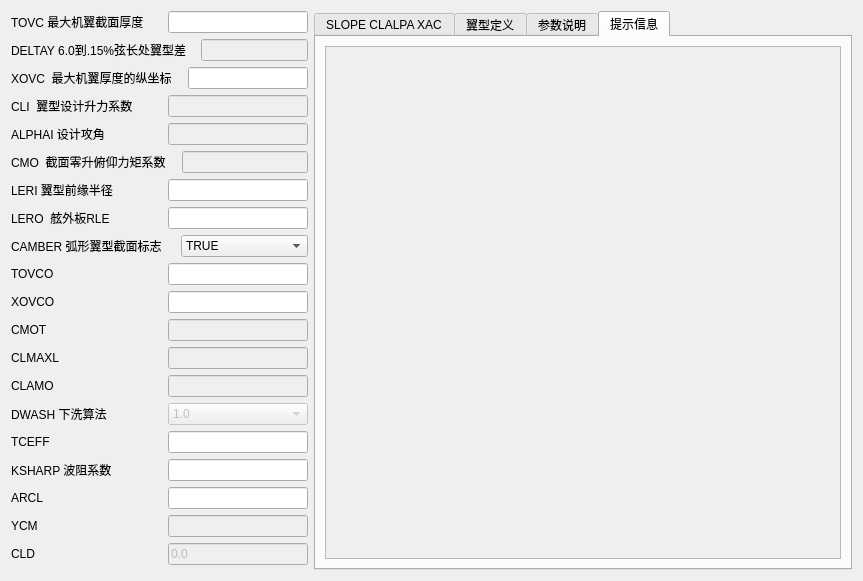
Before: the Qt Designer form PyDatcomLab/GUIs/PlaneConfiguration/VFSCHR.ui in darkspring2015/PyDatcomLab, drawn with Qt 5.
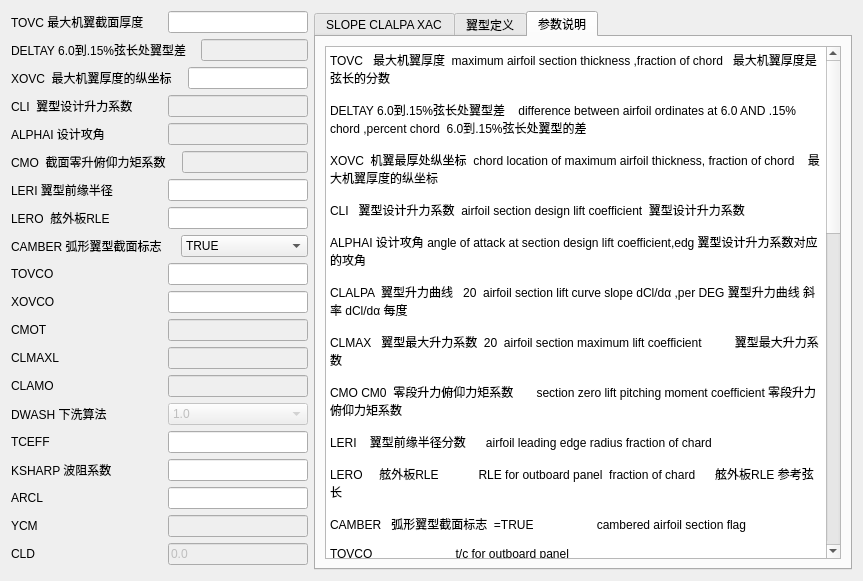
After: the same form once the commit is applied. The open tabs and pages were chosen to show the change. Icons and pictures are not drawn.

Commit message: 删除了大量的窗体内部帮助信息，主要是图片。用来提升界面的可用性，帮助文件被统一移入到wiki系统之中

```diff
--- a/PyDatcomLab/GUIs/PlaneConfiguration/VFSCHR.ui
+++ b/PyDatcomLab/GUIs/PlaneConfiguration/VFSCHR.ui
@@ -1142,42 +1142,6 @@
        </item>
       </layout>
      </widget>
-     <widget class="QWidget" name="tab_tips">
-      <attribute name="title">
-       <string>提示信息</string>
-      </attribute>
-      <layout class="QHBoxLayout" name="horizontalLayout_2">
-       <item>
-        <widget class="QScrollArea" name="scrollArea">
-         <property name="widgetResizable">
-          <bool>true</bool>
-         </property>
-         <widget class="QWidget" name="scrollAreaWidgetContents">
-          <property name="geometry">
-           <rect>
-            <x>0</x>
-            <y>0</y>
-            <width>1310</width>
-            <height>895</height>
-           </rect>
-          </property>
-          <layout class="QHBoxLayout" name="horizontalLayout_29">
-           <item>
-            <widget class="QLabel" name="label_Pic">
-             <property name="text">
-              <string/>
-             </property>
-             <property name="pixmap">
-              <pixmap resource="card_rc.qrc">:/card/rc_card/ARCL.png</pixmap>
-             </property>
-            </widget>
-           </item>
-          </layout>
-         </widget>
-        </widget>
-       </item>
-      </layout>
-     </widget>
     </widget>
    </item>
   </layout>
```
Left out of the diff: 2 changed lines with no effect on the pictures. The commit also changes 56 other files.
